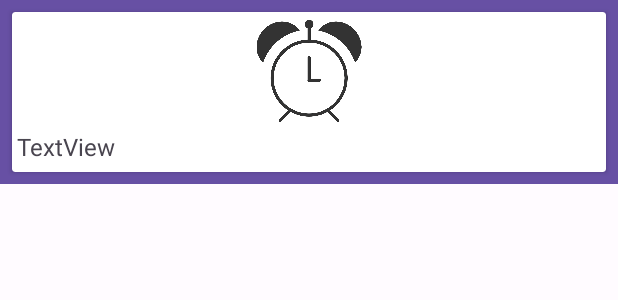
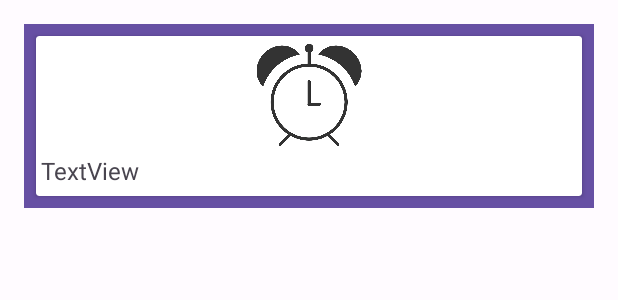
Before and after one commit to darkhantrz/universalapp, an Android app: the layout alarm_item.xml on its own in the app's theme, with its tools: preview values and no code run, on a phone screen of 412 x 824 dp. Shown: the top 300 px of the screen. Run offline under Robolectric (Android 15) with nearby library versions, the phone set to English and light mode, and no system bars; Roboto replaces fonts that are not available here.

```diff
--- a/app/src/main/java/com/example/universalapp/Alarm.kt
+++ b/app/src/main/java/com/example/universalapp/Alarm.kt
@@ -1,3 +1,3 @@
 package com.example.universalapp
 
-data class Alarm(val imageId: Int, val title: String)
+data class Alarm(val alarmId: Int, val title: String)
--- a/app/src/main/res/layout/activity_set_alarm.xml
+++ b/app/src/main/res/layout/activity_set_alarm.xml
@@ -32,6 +32,7 @@
         app:layout_constraintBottom_toBottomOf="parent"
         app:layout_constraintEnd_toEndOf="parent"
         app:layout_constraintStart_toStartOf="parent"
+
         app:layout_constraintTop_toBottomOf="@+id/backBtn" />
 
     <Button
@@ -40,7 +41,7 @@
         android:layout_height="wrap_content"
         android:layout_marginStart="8dp"
         android:layout_marginEnd="8dp"
-        android:layout_marginBottom="140dp"
+        android:layout_marginBottom="20dp"
         android:text="@string/add_alarm"
         app:layout_constraintBottom_toBottomOf="parent"
         app:layout_constraintEnd_toEndOf="parent"
--- a/app/src/main/res/layout/alarm_item.xml
+++ b/app/src/main/res/layout/alarm_item.xml
@@ -4,7 +4,9 @@
     xmlns:tools="http://schemas.android.com/tools"
     android:layout_width="match_parent"
     android:layout_height="wrap_content"
-    android:background="@color/seed">
+    android:background="@color/seed"
+    android:layout_marginTop="16sp"
+    android:layout_marginHorizontal="16sp">
 
     <androidx.cardview.widget.CardView
         android:layout_width="0dp"
```
Also changed, not shown: app/src/main/java/com/example/universalapp/SetAlarm.kt (+9 -0 lines).
